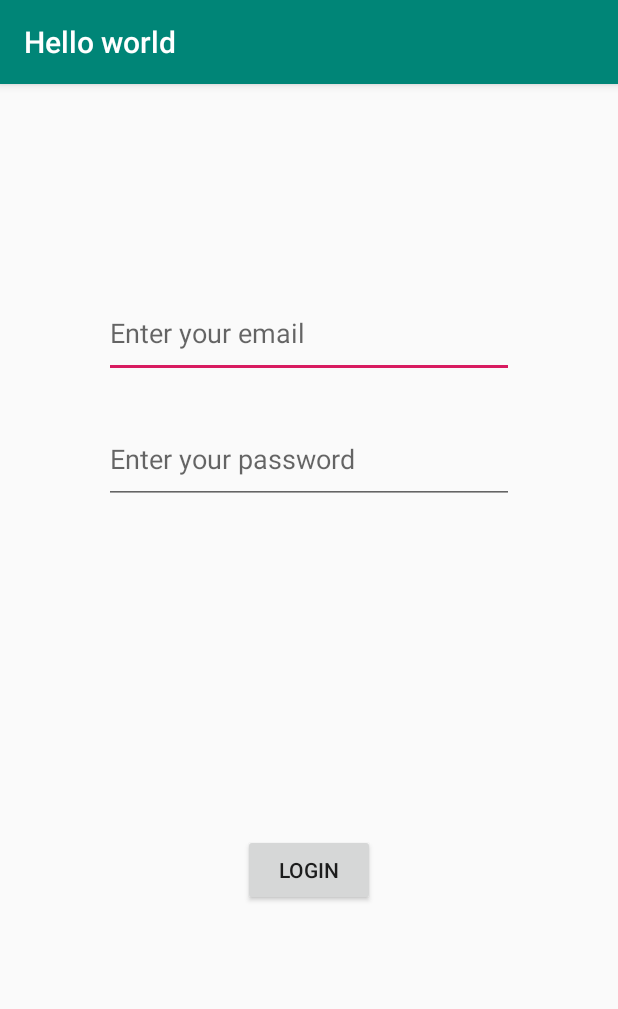
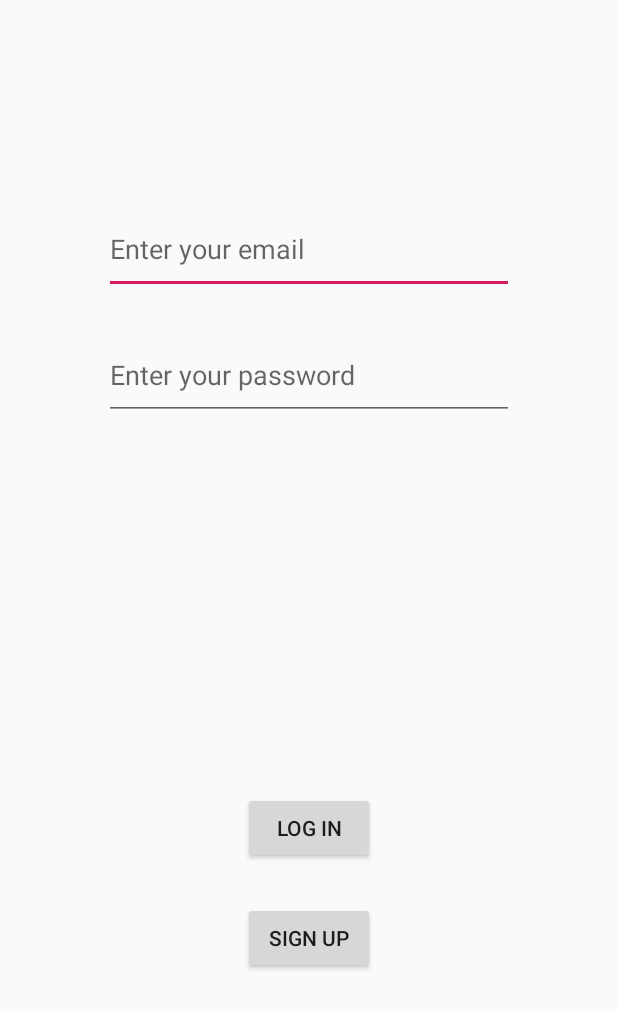
Before and after one commit to Dominodg/NearFoodCommunication, an Android app: the MainActivity screen opened directly, with no data from a screen before it, on a phone screen of 412 x 824 dp. Shown: the top 1009 px of the screen. Run offline under Robolectric (Android 15) with nearby library versions, the phone set to English and light mode, and no system bars.

Commit message:
sign up activity

```diff
--- a/app/src/main/AndroidManifest.xml
+++ b/app/src/main/AndroidManifest.xml
@@ -40,6 +40,7 @@
                 android:resource="@xml/tech_filter" />
         </activity>
         <activity android:name=".DisplayMessageActivity" />
+        <activity android:name=".SignUpActivity" />
     </application>
 
 </manifest>
--- a/app/src/main/java/com/nearfoodcommunication/main/MainActivity.java
+++ b/app/src/main/java/com/nearfoodcommunication/main/MainActivity.java
@@ -22,6 +22,7 @@ public class MainActivity extends AppCompatActivity {
     private EditText password;
     private TextView info;
     private Button login;
+    private Button signup;
 
     @Override
     protected void onCreate(Bundle savedInstanceState) {
@@ -32,14 +33,22 @@ public class MainActivity extends AppCompatActivity {
         setContentView(R.layout.activity_main);
 
         emailAddress = (EditText)findViewById(R.id.etEmailAddress);
-        password = (EditText)findViewById(R.id.etPassword);
-        info = (TextView)findViewById(R.id.Info);
+        password = (EditText)findViewById(R.id.etPasswordSU);
+        info = (TextView)findViewById(R.id.InfoSU);
         login = (Button)findViewById(R.id.btnLogin);
+        signup = (Button)findViewById(R.id.btnSignupSU);
 
         login.setOnClickListener(new View.OnClickListener() {
             @Override
             public void onClick(View view) {
                 loginValidate(emailAddress.getText().toString(), password.getText().toString());
+            }
+        });
+
+        signup.setOnClickListener(new View.OnClickListener() {
+            @Override
+            public void onClick(View view) {
+                signUp();
             }
         });
     }
@@ -62,12 +71,19 @@ public class MainActivity extends AppCompatActivity {
 
     private void loginValidate(String userEmailAddress, String userPassword)
     {
-        if ((userEmailAddress.equals("mlc@gmail.com")) && (userPassword.equals("12345"))) {
+        info.setText(" ");
+        if ((userEmailAddress.equals("a")) && (userPassword.equals("a"))) {
             Intent intent = new Intent(MainActivity.this, DisplayMessageActivity.class);
             startActivity(intent);
         } else {
-            info.setText("Your email or your password is incorrect");
+            info.setText("Your email or your password is incorrect.");
         }
 
     }
+
+    private void signUp()
+    {
+        Intent intent = new Intent(MainActivity.this, SignUpActivity.class);
+        startActivity(intent);
+    }
 }
--- a/app/src/main/res/layout/activity_main.xml
+++ b/app/src/main/res/layout/activity_main.xml
@@ -16,7 +16,7 @@
         android:hint="Enter your email"
         android:inputType="textEmailAddress"
         android:textAppearance="@style/TextAppearance.AppCompat.Medium"
-        app:layout_constraintBottom_toTopOf="@+id/etPassword"
+        app:layout_constraintBottom_toTopOf="@+id/etPasswordSU"
         app:layout_constraintEnd_toEndOf="parent"
         app:layout_constraintStart_toStartOf="parent"
         app:layout_constraintTop_toTopOf="parent" />
@@ -26,15 +26,15 @@
         android:layout_width="wrap_content"
         android:layout_height="wrap_content"
         android:onClick="@string/login_data"
-        android:text="@string/button_login"
+        android:text="LOG IN"
         app:layout_constraintBottom_toBottomOf="parent"
         app:layout_constraintEnd_toEndOf="parent"
         app:layout_constraintHorizontal_bias="0.5"
         app:layout_constraintStart_toStartOf="parent"
-        app:layout_constraintTop_toBottomOf="@+id/etPassword" />
+        app:layout_constraintTop_toBottomOf="@+id/etPasswordSU" />
 
     <EditText
-        android:id="@+id/etPassword"
+        android:id="@+id/etPasswordSU"
         style="@style/Widget.AppCompat.Light.AutoCompleteTextView"
         android:layout_width="273dp"
         android:layout_height="60dp"
@@ -55,9 +55,9 @@
         app:layout_constraintGuide_percent="0.15" />
 
     <TextView
-        android:id="@+id/Info"
-        android:layout_width="108dp"
-        android:layout_height="35dp"
+        android:id="@+id/InfoSU"
+        android:layout_width="259dp"
+        android:layout_height="32dp"
         android:layout_marginStart="8dp"
         android:layout_marginLeft="8dp"
         android:layout_marginTop="8dp"
@@ -68,6 +68,24 @@
         app:layout_constraintEnd_toEndOf="parent"
         app:layout_constraintHorizontal_bias="0.498"
         app:layout_constraintStart_toStartOf="parent"
-        app:layout_constraintTop_toBottomOf="@+id/etPassword"
+        app:layout_constraintTop_toBottomOf="@+id/etPasswordSU"
         app:layout_constraintVertical_bias="0.397" />
+
+    <Button
+        android:id="@+id/btnSignupSU"
+        android:layout_width="wrap_content"
+        android:layout_height="wrap_content"
+        android:layout_marginStart="8dp"
+        android:layout_marginLeft="8dp"
+        android:layout_marginTop="8dp"
+        android:layout_marginEnd="8dp"
+        android:layout_marginRight="8dp"
+        android:layout_marginBottom="8dp"
+        android:text="SIGN UP"
+        app:layout_constraintBottom_toBottomOf="parent"
+        app:layout_constraintEnd_toEndOf="parent"
+        app:layout_constraintHorizontal_bias="0.501"
+        app:layout_constraintStart_toStartOf="parent"
+        app:layout_constraintTop_toBottomOf="@+id/btnLogin"
+        app:layout_constraintVertical_bias="0.094" />
 </android.support.constraint.ConstraintLayout>
--- a/app/src/main/res/values/strings.xml
+++ b/app/src/main/res/values/strings.xml
@@ -1,5 +1,5 @@
 <resources>
-    <string name="app_name">Hello world</string>
+    <string name="app_name">Near Food Communication</string>
     <string name="login_data">Enter your email</string>
     <string name="button_login">Login</string>
     <string name="login_data_pass">Password</string>
--- a/app/src/main/res/values/styles.xml
+++ b/app/src/main/res/values/styles.xml
@@ -1,7 +1,7 @@
 <resources>
 
     <!-- Base application theme. -->
-    <style name="AppTheme" parent="Theme.AppCompat.Light.DarkActionBar">
+    <style name="AppTheme" parent="Theme.AppCompat.Light.NoActionBar">
         <!-- Customize your theme here. -->
         <item name="colorPrimary">@color/colorPrimary</item>
         <item name="colorPrimaryDark">@color/colorPrimaryDark</item>
```
Also changed, not shown: app/src/main/java/com/nearfoodcommunication/main/DisplayMessageActivity.java (+7 -7 lines), app/src/main/java/com/nearfoodcommunication/main/SignUpActivity.java (added, +53 -0 lines), app/src/main/res/layout/activity_display_message.xml (+55 -8 lines), app/src/main/res/layout/activity_sign_up.xml (added, +156 -0 lines).
